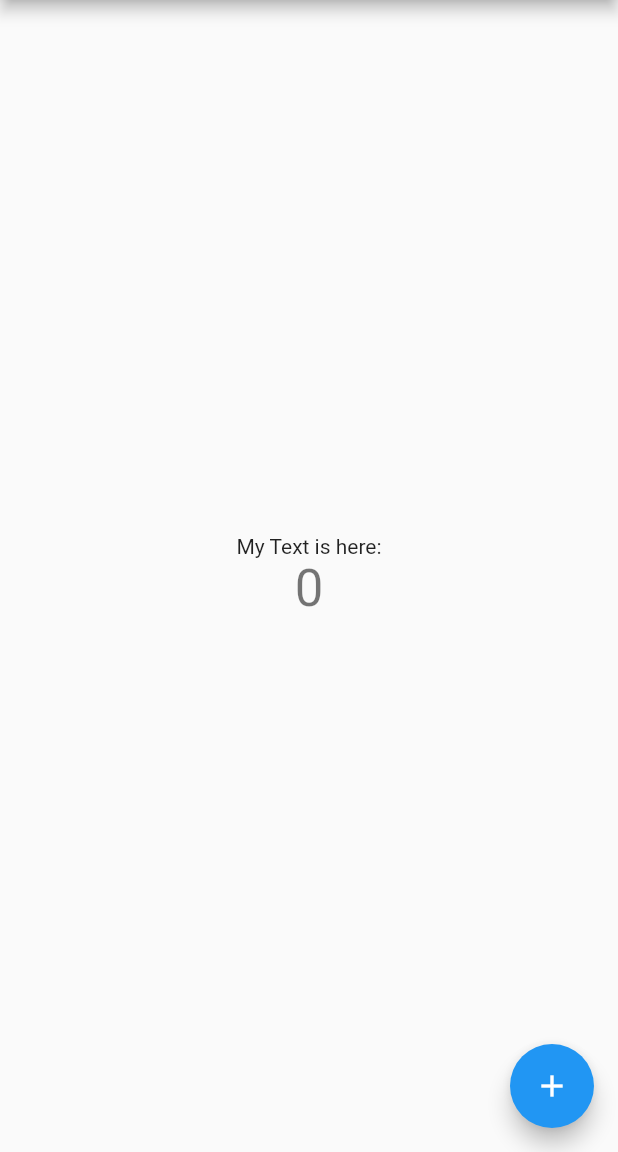
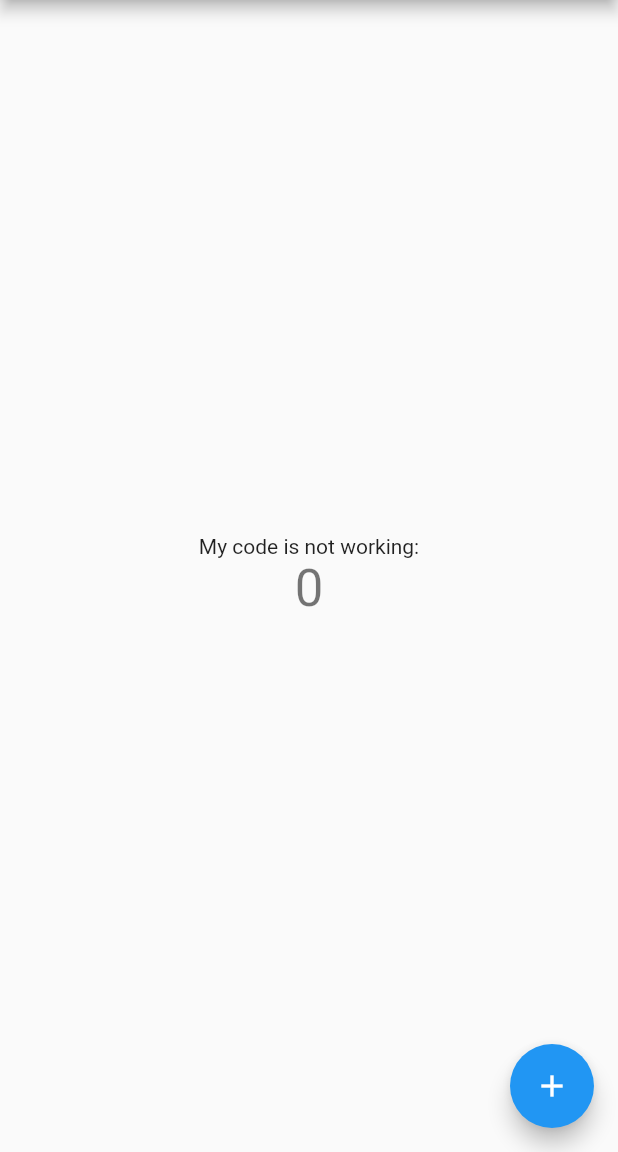
Before and after one commit to zainahmed0597/my_flutter_app, a Flutter app: the screen it shows after launch, on a phone screen of 412 x 824 dp, the part 84-1236 px from its top. Run offline on Flutter 3.47's test engine with Material 2 defaults, Android fonts, the phone set to English and light mode, and no system bars.

Commit message:
change show text

```diff
--- a/lib/main.dart
+++ b/lib/main.dart
@@ -44,7 +44,7 @@ class _MyHomePageState extends State<MyHomePage> {
           mainAxisAlignment: MainAxisAlignment.center,
           children: <Widget>[
             Text(
-              'My Text is here:',
+              'My code is not working:',
             ),
             Text(
               '$_counter',
```
